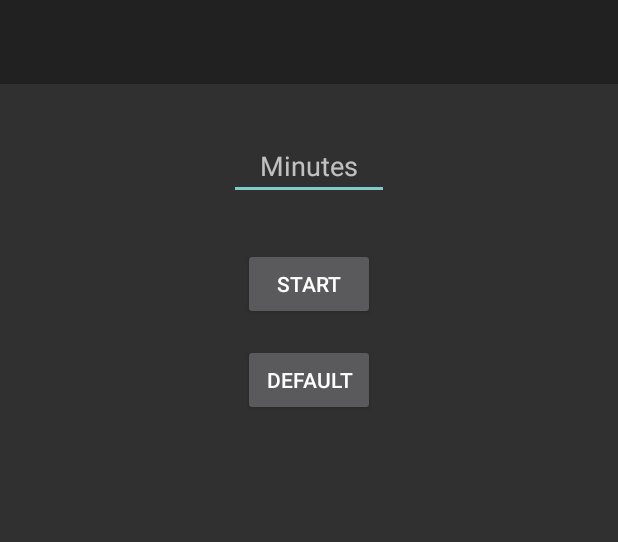
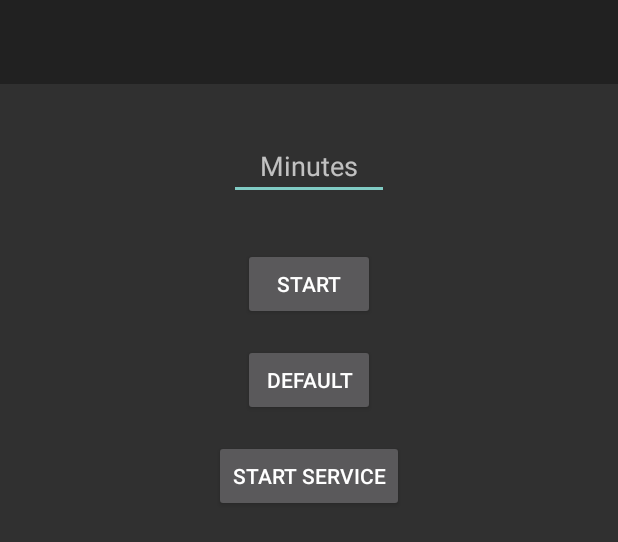
Before and after one commit to bimboIlya/LockTimer, an Android app: the layout activity_main.xml on its own in the app's theme, with its tools: preview values and no code run, on a phone screen of 412 x 824 dp. Shown: the top 542 px of the screen. Run offline under Robolectric (Android 15) with nearby library versions, the phone set to English and light mode, and no system bars.

Commit message:
timer starter service

```diff
--- a/app/src/main/AndroidManifest.xml
+++ b/app/src/main/AndroidManifest.xml
@@ -2,12 +2,12 @@
 <manifest xmlns:android="http://schemas.android.com/apk/res/android"
     package="com.example.locktimer2">
 
-
+    <uses-permission android:name="android.permission.FOREGROUND_SERVICE"/>
 
     <application
         android:name=".MyApplication"
         android:allowBackup="true"
-        android:icon="@drawable/icon_hourglass"
+        android:icon="@drawable/peepo_sleep"
         android:label="@string/app_name"
         android:roundIcon="@drawable/icon_hourglass"
         android:supportsRtl="true"
@@ -49,6 +49,8 @@
             </intent-filter>
         </receiver>
 
+        <service android:name=".TimerStarterService" />
+
     </application>
 
 </manifest>
--- a/app/src/main/res/layout/activity_main.xml
+++ b/app/src/main/res/layout/activity_main.xml
@@ -61,4 +61,24 @@
         app:layout_constraintStart_toStartOf="parent"
         app:layout_constraintTop_toBottomOf="@+id/btn_start" />
 
+    <Button
+        android:id="@+id/btn_start_service"
+        android:layout_width="wrap_content"
+        android:layout_height="wrap_content"
+        android:layout_marginTop="16dp"
+        android:text="Start service"
+        app:layout_constraintEnd_toEndOf="parent"
+        app:layout_constraintStart_toStartOf="parent"
+        app:layout_constraintTop_toBottomOf="@id/btn_default_start" />
+
+    <Button
+        android:id="@+id/btn_stop_service"
+        android:layout_width="wrap_content"
+        android:layout_height="wrap_content"
+        android:text="Stop service"
+        android:visibility="gone"
+        app:layout_constraintEnd_toEndOf="@id/btn_start_service"
+        app:layout_constraintStart_toStartOf="@id/btn_start_service"
+        app:layout_constraintTop_toTopOf="@id/btn_start_service" />
+
 </androidx.constraintlayout.widget.ConstraintLayout>
```
Also changed, not shown: app/src/main/java/com/example/locktimer2/TimerStarterService.kt (added, +36 -0 lines), app/src/main/java/com/example/locktimer2/ui/MainActivity.kt (+18 -0 lines), app/src/main/java/com/example/locktimer2/util/Extensions.kt (+8 -0 lines), app/src/main/res/drawable/crescent.png (added).
